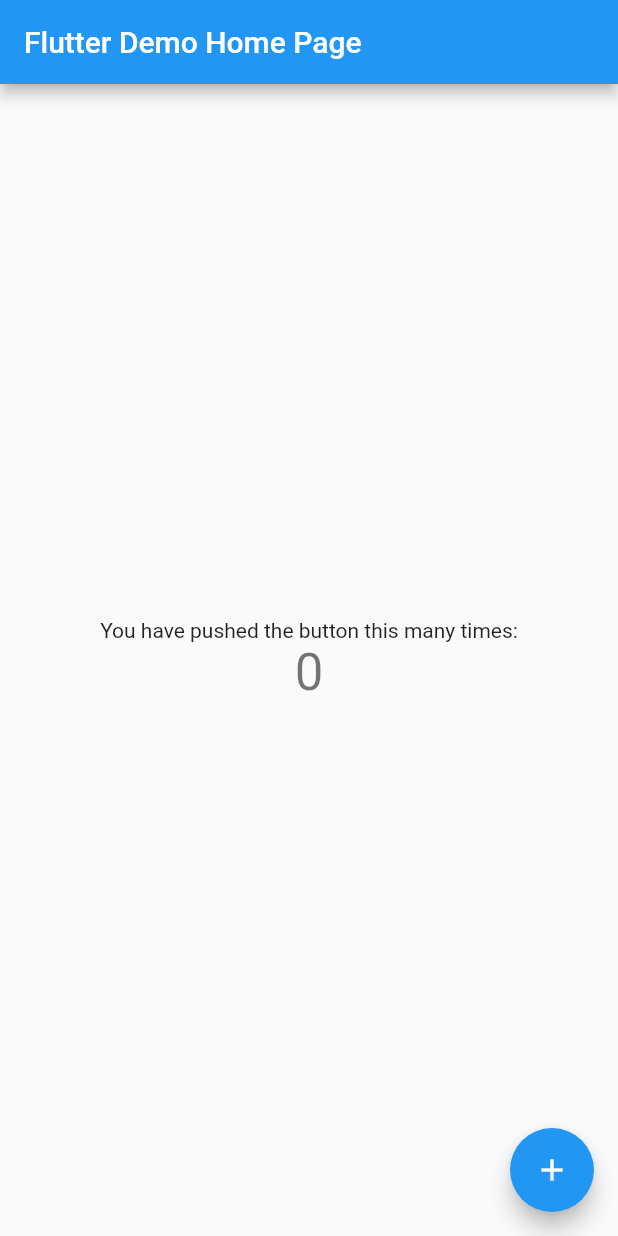
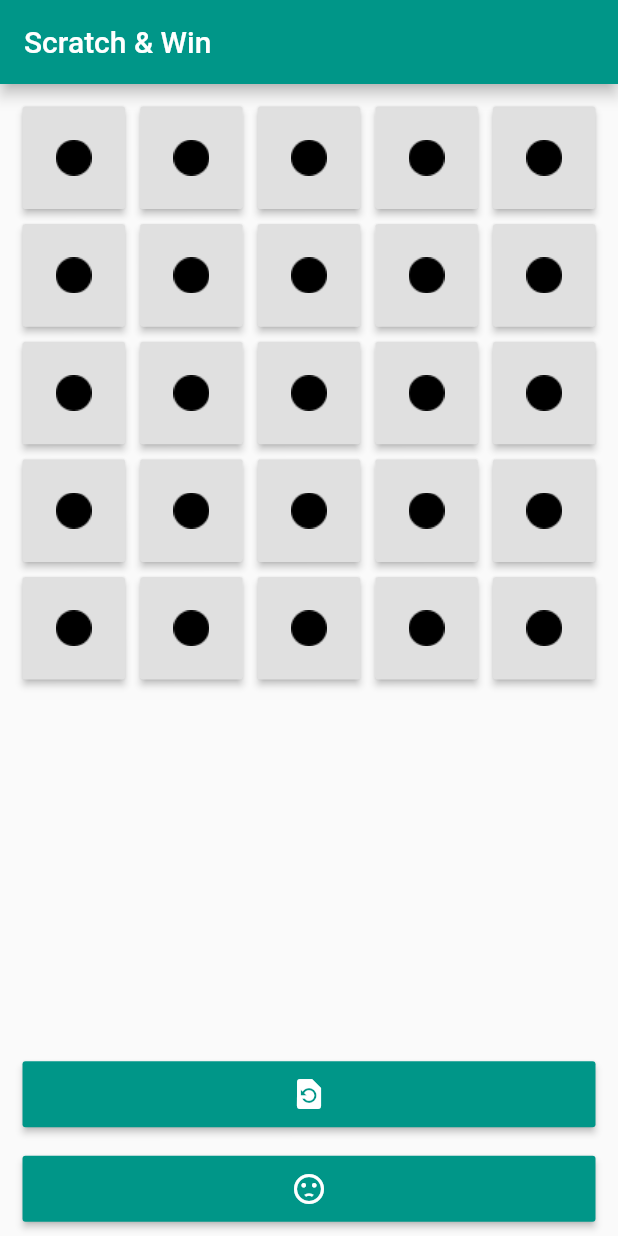
Before and after one commit to Wilson-kunadi/scratch-and-win, a Flutter app: the screen it shows after launch, on a phone screen of 412 x 824 dp. Run offline on Flutter 3.47's test engine with Material 2 defaults, Android fonts, the phone set to English and light mode, and no system bars.

Commit message:
Second Commit

```diff
--- a/lib/main.dart
+++ b/lib/main.dart
@@ -1,111 +1,18 @@
 import 'package:flutter/material.dart';
+import 'package:scratch_and_win/scratch_and_win.dart';
 
-void main() => runApp(MyApp());
+void main(List<String> args) => runApp(MyApp());
 
 class MyApp extends StatelessWidget {
-  // This widget is the root of your application.
   @override
   Widget build(BuildContext context) {
     return MaterialApp(
-      title: 'Flutter Demo',
+      title: "Scratch And Win",
+      debugShowCheckedModeBanner: false,
       theme: ThemeData(
-        // This is the theme of your application.
-        //
-        // Try running your application with "flutter run". You'll see the
-        // application has a blue toolbar. Then, without quitting the app, try
-        // changing the primarySwatch below to Colors.green and then invoke
-        // "hot reload" (press "r" in the console where you ran "flutter run",
-        // or simply save your changes to "hot reload" in a Flutter IDE).
-        // Notice that the counter didn't reset back to zero; the application
-        // is not restarted.
-        primarySwatch: Colors.blue,
+        primarySwatch: Colors.teal,
       ),
-      home: MyHomePage(title: 'Flutter Demo Home Page'),
+      home: scratch_and_win(),
     );
   }
 }
-
-class MyHomePage extends StatefulWidget {
-  MyHomePage({Key key, this.title}) : super(key: key);
-
-  // This widget is the home page of your application. It is stateful, meaning
-  // that it has a State object (defined below) that contains fields that affect
-  // how it looks.
-
-  // This class is the configuration for the state. It holds the values (in this
-  // case the title) provided by the parent (in this case the App widget) and
-  // used by the build method of the State. Fields in a Widget subclass are
-  // always marked "final".
-
-  final String title;
-
-  @override
-  _MyHomePageState createState() => _MyHomePageState();
-}
-
-class _MyHomePageState extends State<MyHomePage> {
-  int _counter = 0;
-
-  void _incrementCounter() {
-    setState(() {
-      // This call to setState tells the Flutter framework that something has
-      // changed in this State, which causes it to rerun the build method below
-      // so that the display can reflect the updated values. If we changed
-      // _counter without calling setState(), then the build method would not be
-      // called again, and so nothing would appear to happen.
-      _counter++;
-    });
-  }
-
-  @override
-  Widget build(BuildContext context) {
-    // This method is rerun every time setState is called, for instance as done
-    // by the _incrementCounter method above.
-    //
-    // The Flutter framework has been optimized to make rerunning build methods
-    // fast, so that you can just rebuild anything that needs updating rather
-    // than having to individually change instances of widgets.
-    return Scaffold(
-      appBar: AppBar(
-        // Here we take the value from the MyHomePage object that was created by
-        // the App.build method, and use it to set our appbar title.
-        title: Text(widget.title),
-      ),
-      body: Center(
-        // Center is a layout widget. It takes a single child and positions it
-        // in the middle of the parent.
-        child: Column(
-          // Column is also a layout widget. It takes a list of children and
-          // arranges them vertically. By default, it sizes itself to fit its
-          // children horizontally, and tries to be as tall as its parent.
-          //
-          // Invoke "debug painting" (press "p" in the console, choose the
-          // "Toggle Debug Paint" action from the Flutter Inspector in Android
-          // Studio, or the "Toggle Debug Paint" command in Visual Studio Code)
-          // to see the wireframe for each widget.
-          //
-          // Column has various properties to control how it sizes itself and
-          // how it positions its children. Here we use mainAxisAlignment to
-          // center the children vertically; the main axis here is the vertical
-          // axis because Columns are vertical (the cross axis would be
-          // horizontal).
-          mainAxisAlignment: MainAxisAlignment.center,
-          children: <Widget>[
-            Text(
-              'You have pushed the button this many times:',
-            ),
-            Text(
-              '$_counter',
-              style: Theme.of(context).textTheme.display1,
-            ),
-          ],
-        ),
-      ),
-      floatingActionButton: FloatingActionButton(
-        onPressed: _incrementCounter,
-        tooltip: 'Increment',
-        child: Icon(Icons.add),
-      ), // This trailing comma makes auto-formatting nicer for build methods.
-    );
-  }
-}
--- /dev/null
+++ b/lib/scratch_and_win.dart
@@ -0,0 +1,166 @@
+import 'dart:math';
+
+import 'package:flutter/material.dart';
+
+class scratch_and_win extends StatefulWidget {
+  @override
+  _scratch_and_winState createState() => _scratch_and_winState();
+}
+
+class _scratch_and_winState extends State<scratch_and_win> {
+  // TODO: Initialize images & etc
+  AssetImage circle = AssetImage("images/circle.png");
+  AssetImage jackpot = AssetImage("images/rupee.png");
+  AssetImage zonk = AssetImage("images/sadFace.png");
+
+  int rd, timePressed;
+  String msg;
+  bool winAlready;
+
+  // TODO: get an Array
+  List<String> gameState;
+
+  // TODO: Define a generateRandom method
+  generateLuckyNumber() => this.rd = Random().nextInt(this.gameState.length);
+
+  // TODO: Define a getImage method
+  AssetImage getImage(int arrayNumber) {
+    switch (this.gameState[arrayNumber]) {
+      case 'circle':
+        return circle;
+        break;
+      case 'jackpot':
+        return jackpot;
+        break;
+      case 'zonk':
+        return zonk;
+        break;
+    }
+  }
+
+  // TODO: Define playGame method
+  playGame(int arrayNumber) {
+    if ((this.timePressed < 5) && (this.winAlready == false)) {
+      if (this.gameState[arrayNumber] == "circle") {
+        if (arrayNumber == this.rd) {
+          setState(() {
+            this.gameState[arrayNumber] = "jackpot";
+            this.msg = "You Win";
+            this.winAlready = true;
+          });
+        } else {
+          setState(() {
+            this.gameState[arrayNumber] = "zonk";
+            this.timePressed++;
+          });
+        }
+      }
+    }
+
+    if (this.timePressed >= 5) {
+      setState(() {
+        this.msg = "You Lose";
+      });
+    }
+  }
+
+  // TODO: showAll
+  showAll() {
+    setState(() {
+      this.gameState = List.filled(this.gameState.length, "zonk");
+      this.gameState[this.rd] = 'jackpot';
+    });
+  }
+
+  // TODO: resetGame
+  resetGame() {
+    setState(() {
+      this.gameState = List.generate(25, (index) => "circle");
+      this.generateLuckyNumber();
+      this.msg = "";
+      this.winAlready = false;
+      this.timePressed = 0;
+    });
+  }
+
+  // TODO: init state
+  @override
+  void initState() {
+    super.initState();
+    this.resetGame();
+  }
+
+  @override
+  Widget build(BuildContext context) {
+    return Scaffold(
+      appBar: AppBar(
+        title: Text("Scratch & Win"),
+      ),
+      body: Column(
+        mainAxisAlignment: MainAxisAlignment.start,
+        crossAxisAlignment: CrossAxisAlignment.stretch,
+        children: <Widget>[
+          Expanded(
+            child: GridView.builder(
+              padding: EdgeInsets.all(15),
+              gridDelegate: SliverGridDelegateWithFixedCrossAxisCount(
+                crossAxisCount: 5,
+                childAspectRatio: 1,
+                crossAxisSpacing: 10,
+                mainAxisSpacing: 10,
+              ),
+              itemCount: this.gameState.length,
+              itemBuilder: (context, i) => SizedBox(
+                width: 50,
+                height: 50,
+                child: RaisedButton(
+                  onPressed: () {
+                    this.playGame(i);
+                  },
+                  child: Image(image: this.getImage(i)),
+                ),
+              ),
+            ),
+          ),
+          Container(
+            margin: EdgeInsets.fromLTRB(15, 7.5, 15, 7.5),
+            // color: Colors.teal,
+            child: Text(
+              this.msg,
+              style: TextStyle(fontSize: 20),
+              textAlign: TextAlign.center,
+            ),
+          ),
+          Container(
+            margin: EdgeInsets.fromLTRB(15, 7.5, 15, 7.5),
+            child: RaisedButton(
+              padding: EdgeInsets.all(10),
+              color: Colors.teal,
+              onPressed: () {
+                this.resetGame();
+              },
+              child: Icon(
+                Icons.restore_page,
+                color: Colors.white,
+              ),
+            ),
+          ),
+          Container(
+            margin: EdgeInsets.fromLTRB(15, 7.5, 15, 7.5),
+            child: RaisedButton(
+              padding: EdgeInsets.all(10),
+              color: Colors.teal,
+              onPressed: () {
+                this.showAll();
+              },
+              child: Icon(
+                Icons.sentiment_dissatisfied,
+                color: Colors.white,
+              ),
+            ),
+          ),
+        ],
+      ),
+    );
+  }
+}
```
Also changed, not shown: pubspec.yaml (+2 -8 lines), images/circle.png (added), images/rupee.png (added), images/sadFace.png (added).
